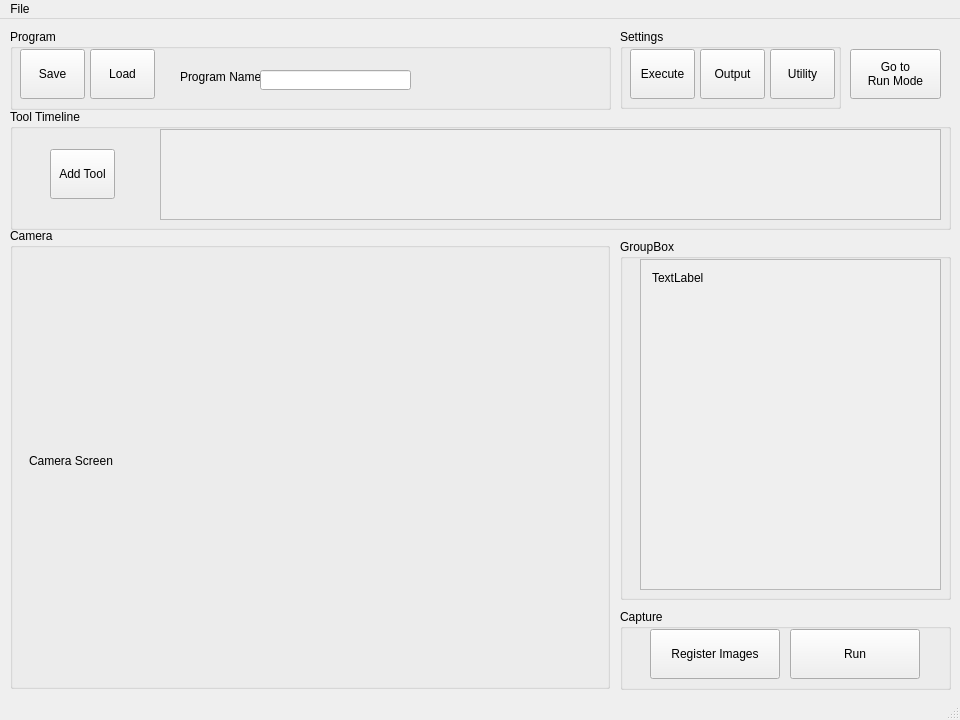
This is QtFiles/mainwindow.ui in chehrehgosha/CrouseMV as Qt 5 draws it before an edit. The edited form follows.
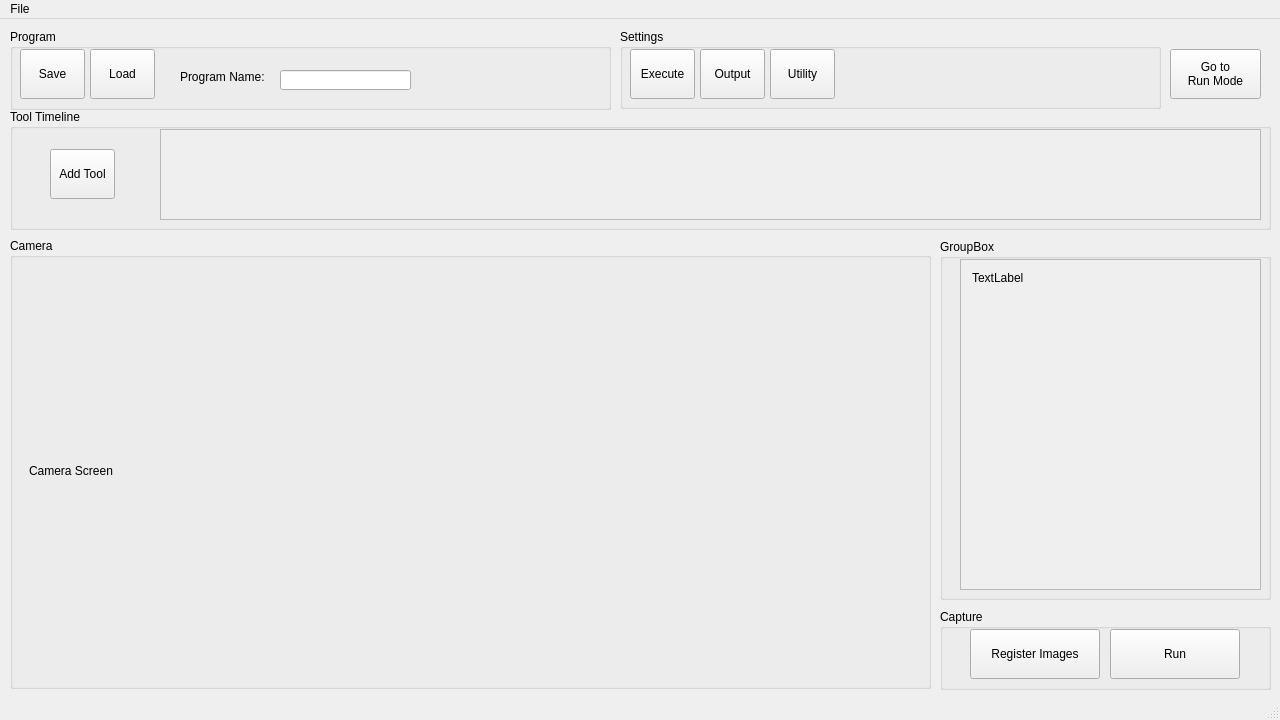
This is the edited form.

The edit to the form file:
```diff
--- a/QtFiles/mainwindow.ui
+++ b/QtFiles/mainwindow.ui
@@ -6,13 +6,13 @@
    <rect>
     <x>0</x>
     <y>0</y>
-    <width>960</width>
+    <width>1280</width>
     <height>720</height>
    </rect>
   </property>
   <property name="minimumSize">
    <size>
-    <width>960</width>
+    <width>1280</width>
     <height>720</height>
    </size>
   </property>
@@ -23,7 +23,7 @@
    <widget class="QGroupBox" name="groupBox">
     <property name="geometry">
      <rect>
-      <x>620</x>
+      <x>940</x>
       <y>590</y>
       <width>331</width>
       <height>81</height>
@@ -78,9 +78,9 @@
     <property name="geometry">
      <rect>
       <x>10</x>
-      <y>209</y>
-      <width>600</width>
-      <height>461</height>
+      <y>219</y>
+      <width>921</width>
+      <height>451</height>
      </rect>
     </property>
     <property name="minimumSize">
@@ -100,7 +100,7 @@
       <rect>
        <x>19</x>
        <y>30</y>
-       <width>540</width>
+       <width>891</width>
        <height>405</height>
       </rect>
      </property>
@@ -110,12 +110,6 @@
        <height>405</height>
       </size>
      </property>
-     <property name="maximumSize">
-      <size>
-       <width>540</width>
-       <height>405</height>
-      </size>
-     </property>
      <property name="text">
       <string>Camera Screen</string>
      </property>
@@ -129,7 +123,7 @@
      <rect>
       <x>10</x>
       <y>90</y>
-      <width>941</width>
+      <width>1261</width>
       <height>121</height>
      </rect>
     </property>
@@ -163,7 +157,7 @@
       <rect>
        <x>150</x>
        <y>20</y>
-       <width>781</width>
+       <width>1101</width>
        <height>91</height>
       </rect>
      </property>
@@ -178,7 +172,7 @@
        <rect>
         <x>0</x>
         <y>0</y>
-        <width>779</width>
+        <width>1099</width>
         <height>89</height>
        </rect>
       </property>
@@ -269,9 +263,9 @@
     <widget class="QLineEdit" name="ProgramName">
      <property name="geometry">
       <rect>
-       <x>250</x>
+       <x>270</x>
        <y>41</y>
-       <width>151</width>
+       <width>131</width>
        <height>20</height>
       </rect>
      </property>
@@ -282,7 +276,7 @@
      <rect>
       <x>620</x>
       <y>10</y>
-      <width>221</width>
+      <width>541</width>
       <height>80</height>
      </rect>
     </property>
@@ -353,7 +347,7 @@
    <widget class="QGroupBox" name="groupBox_6">
     <property name="geometry">
      <rect>
-      <x>620</x>
+      <x>940</x>
       <y>220</y>
       <width>331</width>
       <height>361</height>
@@ -401,7 +395,7 @@
    <widget class="QPushButton" name="RunMode">
     <property name="geometry">
      <rect>
-      <x>850</x>
+      <x>1170</x>
       <y>30</y>
       <width>91</width>
       <height>50</height>
@@ -424,7 +418,7 @@
     <rect>
      <x>0</x>
      <y>0</y>
-     <width>960</width>
+     <width>1280</width>
      <height>21</height>
     </rect>
    </property>
```
